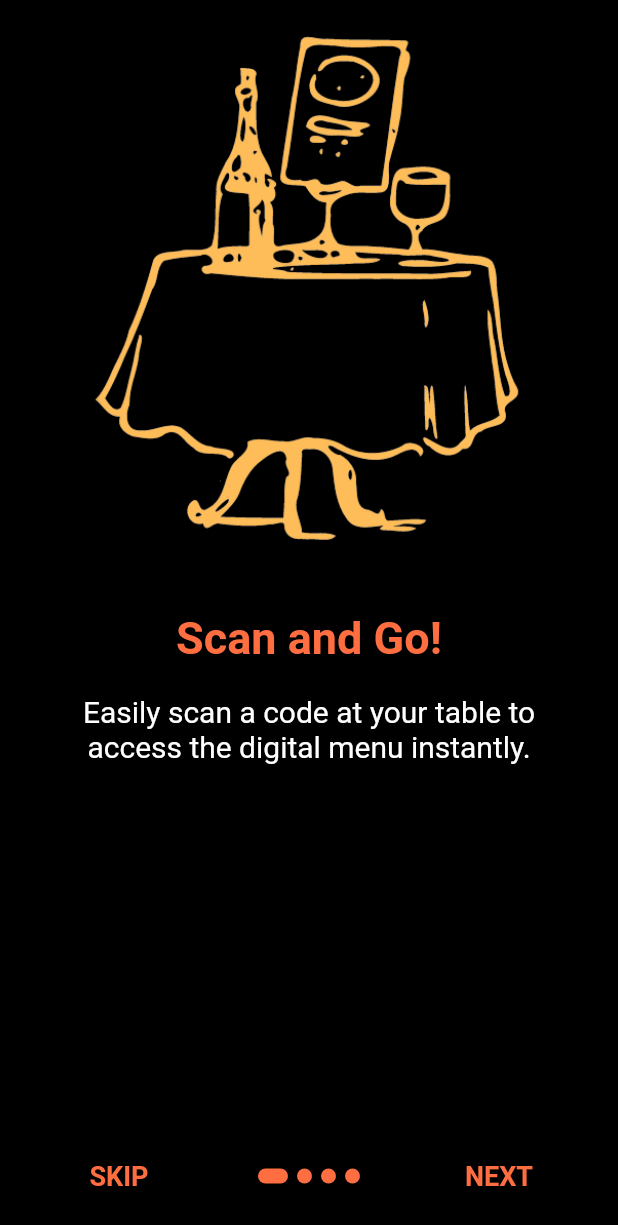
After one commit to m0hit-kumar/Bring-The-Menu, a Flutter app: the OnBoardingPage screen opened by its route, on a phone screen of 412 x 824 dp. The commit adds this screen. Shown: the top 1225 px of the screen. Run offline on Flutter 3.47's test engine with Material 2 defaults, Android fonts, the phone set to English and light mode, and no system bars; drawn by our look-alikes of introduction_screen; our stand-ins replace audioplayers, cloud_firestore, firebase_auth, firebase_core, flutter_svg, fluttertoast and 2 more; missing offline and left inert: is_first_run, slidable_button, universal_html; accounts and stored records are empty; network calls fail; Roboto replaces fonts that are missing (Lexend); statements that could not run were skipped.

Commit message:
added introslider

```diff
--- /dev/null
+++ b/lib/introslider/introslider.dart
@@ -0,0 +1,95 @@
+import 'package:bring_the_menu/views/admin/login/admin_login.dart';
+import 'package:bring_the_menu/views/admin/signup/admin_signup.dart';
+import 'package:flutter/material.dart';
+
+import 'package:introduction_screen/introduction_screen.dart';
+import 'package:shared_preferences/shared_preferences.dart';
+
+class OnBoardingPage extends StatefulWidget {
+  const OnBoardingPage({Key? key}) : super(key: key);
+
+  @override
+  State<OnBoardingPage> createState() => _OnBoardingPageState();
+}
+
+class _OnBoardingPageState extends State<OnBoardingPage> {
+  @override
+  Widget build(BuildContext context) {
+    return SafeArea(child: IntroductionScreen(
+      skip: Text('SKIP', style: TextStyle(color: Colors.deepOrangeAccent, fontWeight: FontWeight.bold, fontSize: 18),),
+      next: Text('NEXT', style: TextStyle(color: Colors.deepOrangeAccent, fontWeight: FontWeight.bold, fontSize: 18),),
+      globalBackgroundColor: Colors.black,
+      isProgressTap: true,
+      isProgress: true,
+      pages: [
+        PageViewModel(
+          title: 'Scan and Go!',
+              body: 'Easily scan a code at your table to access the digital menu instantly.',
+          image: Center(child:Image.asset("assets/images/rev1.png",width: 350,),),
+          decoration: getDecoration()
+
+        ),
+        PageViewModel(
+          title: 'Seamless Menu Browsing!',
+          body: 'Effortlessly explore a comprehensive menu with vibrant images and detailed descriptions.',
+          image: Center(child:Image.asset("assets/images/rev2.png",width: 350,),),
+            decoration: getDecoration()
+        ),
+        PageViewModel(
+            title: 'Quick Order!',
+            body: 'Place your food and beverage orders directly from the app, without having to wait for a Waiter.',
+            image: Center(child:Image.asset("assets/images/rev3.png",width: 350,),),
+            decoration: getDecoration()
+        ),
+        PageViewModel(
+            title: 'Bring the menu on!',
+            body: 'Start Using Bring-the-Menu Now!',
+            footer: SizedBox(width: MediaQuery.of(context).size.width ,child:Center(child: ElevatedButton(
+            style: ElevatedButton.styleFrom(elevation: 10, backgroundColor: Colors.deepOrangeAccent)
+            ,onPressed: () async{
+              final prefs = await SharedPreferences.getInstance();
+              await prefs.setBool('showslider', false);
+              Navigator.of(context).pushReplacement(MaterialPageRoute(builder: (context) => AdminLogin())); },
+            child: Text('PPROCEED TO SIGNUP/LOGIN', style: TextStyle(fontWeight: FontWeight.bold),),
+
+            ),),),
+            image: Center(child:Image.asset("assets/images/rev4.png",width: 350,),),
+            decoration: getDecoration(),
+
+        ),
+
+      ],
+      showNextButton: true,
+      showSkipButton: true,
+      showDoneButton: false,
+      freeze: false,
+      onDone: () => gotoHome(),
+      dotsDecorator: DotsDecorator(
+
+        size: const Size.square(10.0),
+
+        activeSize: const Size(20.0, 10.0),
+        activeColor: Colors.deepOrangeAccent,
+        color: Colors.deepOrangeAccent,
+        spacing: const EdgeInsets.symmetric(horizontal: 3.0),
+        activeShape: RoundedRectangleBorder(
+            borderRadius: BorderRadius.circular(25.0)
+        ),
+      ),
+
+
+    ));
+  }
+
+  getDecoration() => PageDecoration(
+    titleTextStyle: TextStyle(fontWeight: FontWeight.bold, fontSize: 30,color: Colors.deepOrangeAccent ),
+    bodyTextStyle: TextStyle(fontSize: 20, color: Colors.white),
+    bodyPadding: EdgeInsets.all(10),
+    imagePadding: EdgeInsets.all(20),
+
+    titlePadding: EdgeInsets.all(10),
+    pageColor: Colors.black
+  );
+
+  gotoHome() => Navigator.of(context).pushReplacement(MaterialPageRoute(builder: (context) => AdminLogin()));
+}
--- a/lib/main.dart
+++ b/lib/main.dart
@@ -3,7 +3,7 @@
 import 'package:bring_the_menu/views/admin/generate_qr/generate_qr.dart';
 
 import 'package:bring_the_menu/views/admin/dashboard/about_page.dart';
-
+import 'package:is_first_run/is_first_run.dart';
 import 'package:universal_html/html.dart' as html;
 
 import 'package:bring_the_menu/views/admin/dashboard/admin_dashboard.dart';
@@ -18,6 +18,8 @@ import 'package:bring_the_menu/views/admin/signup/admin_signup.dart';
 import 'package:bring_the_menu/views/client/onBoard/onboard.dart';
 import 'package:get/get.dart';
 import 'package:bring_the_menu/views/admin/complete_profile/complete_profile.dart';
+
+import 'introslider/introslider.dart';
 
 Future<void> main() async {
   WidgetsFlutterBinding.ensureInitialized();
@@ -35,13 +37,21 @@ class MyApp extends StatefulWidget {
 
   @override
   State<MyApp> createState() => _MyAppState();
+
 }
 
 class _MyAppState extends State<MyApp> {
+
   String documentId = "";
+  bool isfirstrun = false;
+
+  Future<void> isFirstRun() async {
+    isfirstrun = await IsFirstRun.isFirstRun();
+  }
   @override
   void initState() {
     super.initState();
+    isFirstRun();
     _extractDocumentIdFromUrl();
   }
 
@@ -59,9 +69,10 @@ class _MyAppState extends State<MyApp> {
   Widget build(BuildContext context) {
     return GetMaterialApp(
       debugShowCheckedModeBanner: false,
-      initialRoute: '/adminSignup',
+      initialRoute: isfirstrun?'/OnBoardingPage':'/adminSignup',
       theme: ThemeData(fontFamily: 'Lexend'),
       getPages: [
+        GetPage(name: '/OnBoardingPage', page:() => const OnBoardingPage()),
         GetPage(name: '/adminSignup', page: () => const AdminSignUp()),
         GetPage(
             name: '/adminCompleteProfile',
--- a/lib/views/admin/dashboard/admin_dashboard.dart
+++ b/lib/views/admin/dashboard/admin_dashboard.dart
@@ -159,7 +159,7 @@ class OrderCard extends StatelessWidget {
             child: SizedBox(
               width: Get.width / 1.8,
               height: Get.height / 10,
-              child: const Column(
+              child: Column(
                 mainAxisAlignment: MainAxisAlignment.center,
                 children: [
                   Text(
--- a/pubspec.yaml
+++ b/pubspec.yaml
@@ -49,6 +49,9 @@ dependencies:
   # Use with the CupertinoIcons class for iOS style icons.
   cupertino_icons: ^1.0.2
   universal_html: ^2.0.8
+  introduction_screen: ^3.1.8
+  shared_preferences: ^2.1.2
+  is_first_run: ^1.0.0
 
 dev_dependencies:
   flutter_test:
```
Also changed, not shown: assets/images/rev1.png (added), assets/images/rev2.png (added), assets/images/rev3.png (added), assets/images/rev4.png (added), pubspec.lock, 7 other files.
